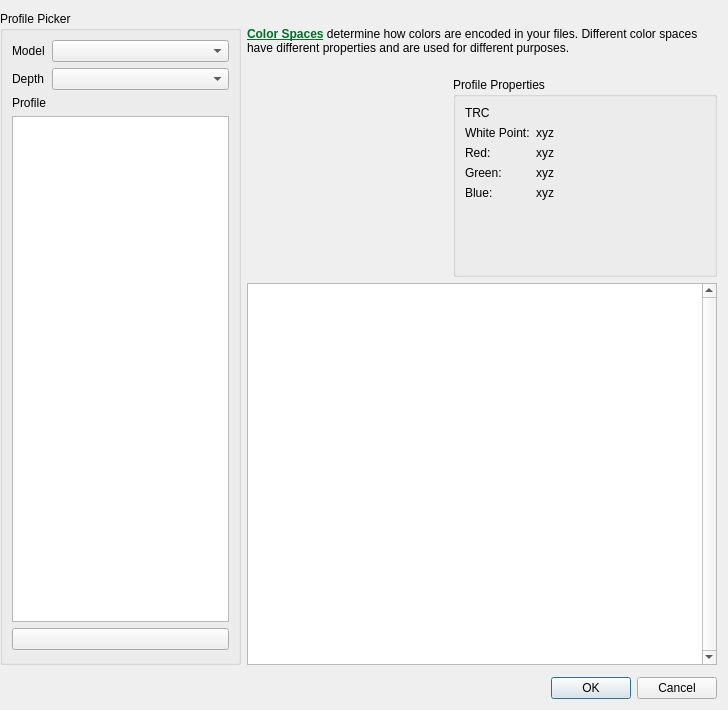
Old version of the form libs/ui/forms/wdgcolorspaceselectoradvanced.ui in the repository KDE/krita.
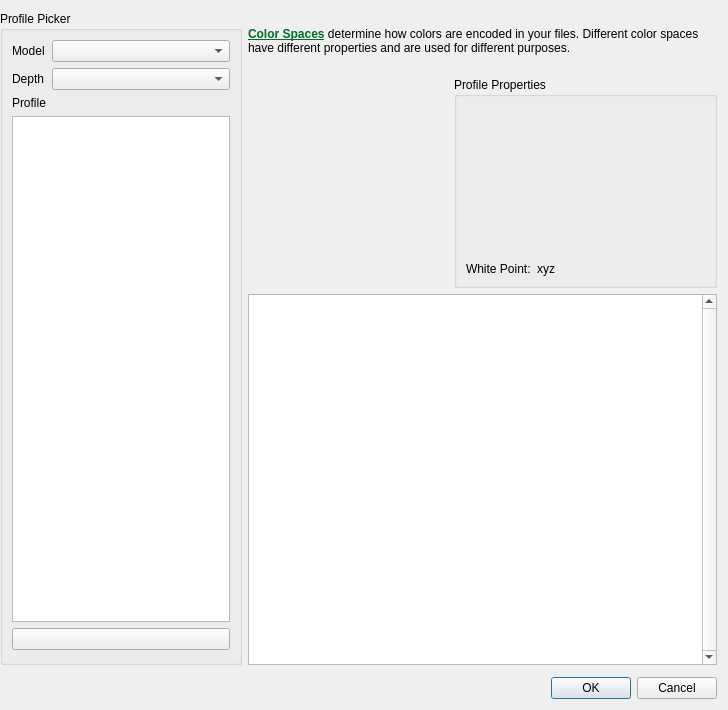
New version of the form. Custom widgets are drawn as their Qt base class.

The edit to the form file:
```diff
--- a/libs/ui/forms/wdgcolorspaceselectoradvanced.ui
+++ b/libs/ui/forms/wdgcolorspaceselectoradvanced.ui
@@ -201,25 +201,13 @@
          <enum>QFormLayout::ExpandingFieldsGrow</enum>
         </property>
         <item row="0" column="0" colspan="2">
-         <widget class="QLabel" name="lbltrc">
+         <widget class="KisToneCurveWidget" name="TRCwidget" native="true">
           <property name="minimumSize">
            <size>
-            <width>240</width>
-            <height>0</height>
+            <width>150</width>
+            <height>150</height>
            </size>
           </property>
-          <property name="maximumSize">
-           <size>
-            <width>240</width>
-            <height>16777215</height>
-           </size>
-          </property>
-          <property name="text">
-           <string notr="true">TRC</string>
-          </property>
-          <property name="wordWrap">
-           <bool>true</bool>
-          </property>
          </widget>
         </item>
         <item row="1" column="0">
@@ -236,48 +224,6 @@
           </property>
          </widget>
         </item>
-        <item row="2" column="0">
-         <widget class="QLabel" name="lblRed">
-          <property name="text">
-           <string>Red:</string>
-          </property>
-         </widget>
-        </item>
-        <item row="2" column="1">
-         <widget class="QLabel" name="lblXYZ_R">
-          <property name="text">
-           <string>xyz</string>
-          </property>
-         </widget>
-        </item>
-        <item row="3" column="0">
-         <widget class="QLabel" name="lblGreen">
-          <property name="text">
-           <string>Green:</string>
-          </property>
-         </widget>
-        </item>
-        <item row="3" column="1">
-         <widget class="QLabel" name="lblXYZ_G">
-          <property name="text">
-           <string>xyz</string>
-          </property>
-         </widget>
-        </item>
-        <item row="4" column="0">
-         <widget class="QLabel" name="lblBlue">
-          <property name="text">
-           <string>Blue:</string>
-          </property>
-         </widget>
-        </item>
-        <item row="4" column="1">
-         <widget class="QLabel" name="lblXYZ_B">
-          <property name="text">
-           <string>xyz</string>
-          </property>
-         </widget>
-        </item>
        </layout>
       </widget>
      </item>
@@ -319,6 +265,12 @@
    <header>widgets/kis_cie_tongue_widget.h</header>
    <container>1</container>
   </customwidget>
+  <customwidget>
+   <class>KisToneCurveWidget</class>
+   <extends>QWidget</extends>
+   <header>widgets/kis_tone_curve_widget.h</header>
+   <container>1</container>
+  </customwidget>
  </customwidgets>
  <resources/>
  <connections/>
```
